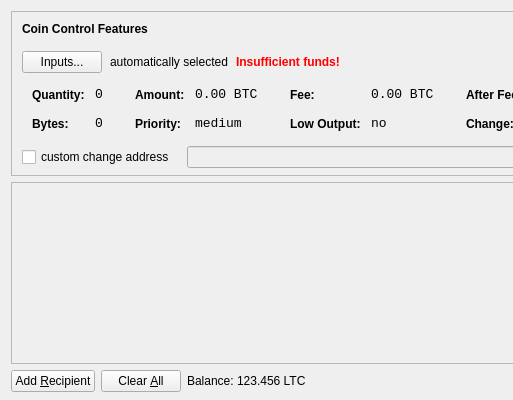
The window that src/qt/forms/sendcoinsdialog.ui (happy-coin/happy-coin) describes before a commit, drawn with Qt 5; both pictures show x 0 to 513 and y 0 to 400 of the 850 by 400 pixel window.
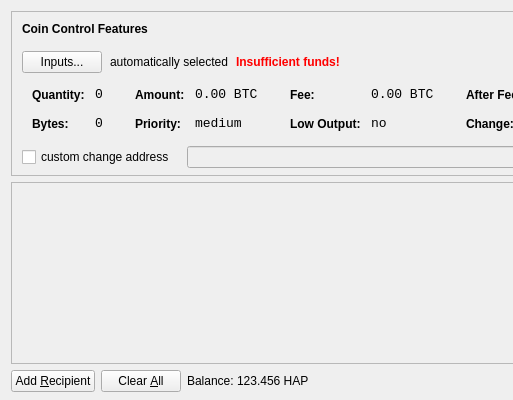
The same window after the commit. Icons and pictures are not drawn.

Patch:
```diff
--- a/src/qt/forms/sendcoinsdialog.ui
+++ b/src/qt/forms/sendcoinsdialog.ui
@@ -720,7 +720,7 @@
           <cursorShape>IBeamCursor</cursorShape>
          </property>
          <property name="text">
-          <string>123.456 LTC</string>
+          <string>123.456 HAP</string>
          </property>
          <property name="textInteractionFlags">
           <set>Qt::LinksAccessibleByMouse|Qt::TextSelectableByKeyboard|Qt::TextSelectableByMouse</set>
```
